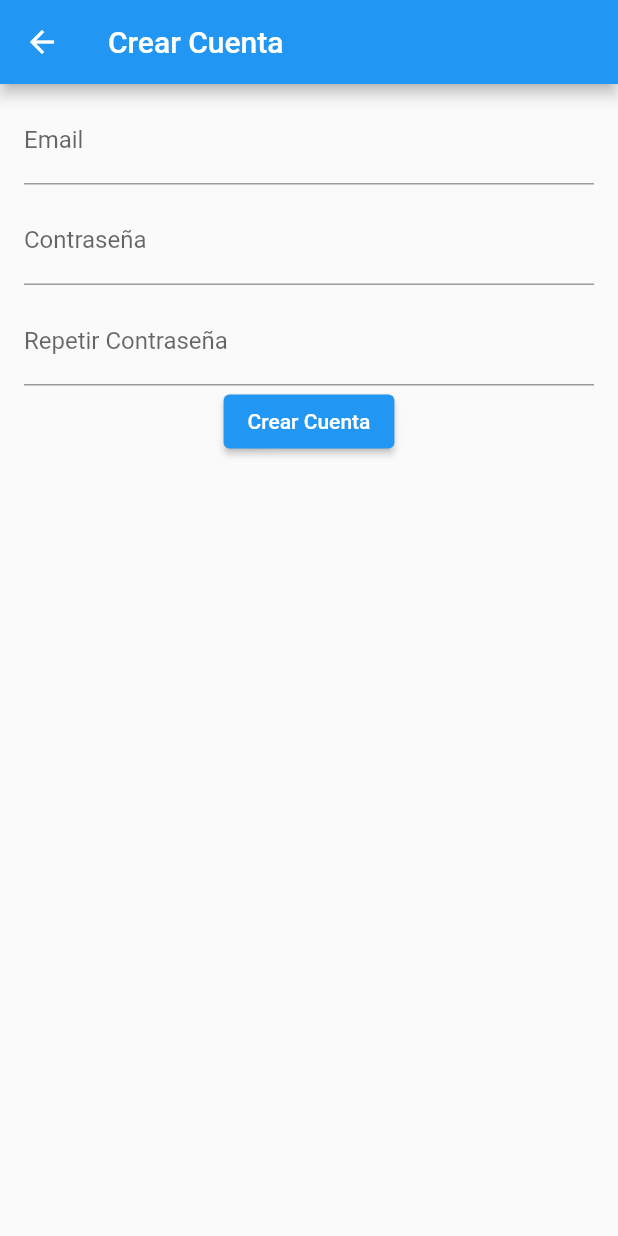
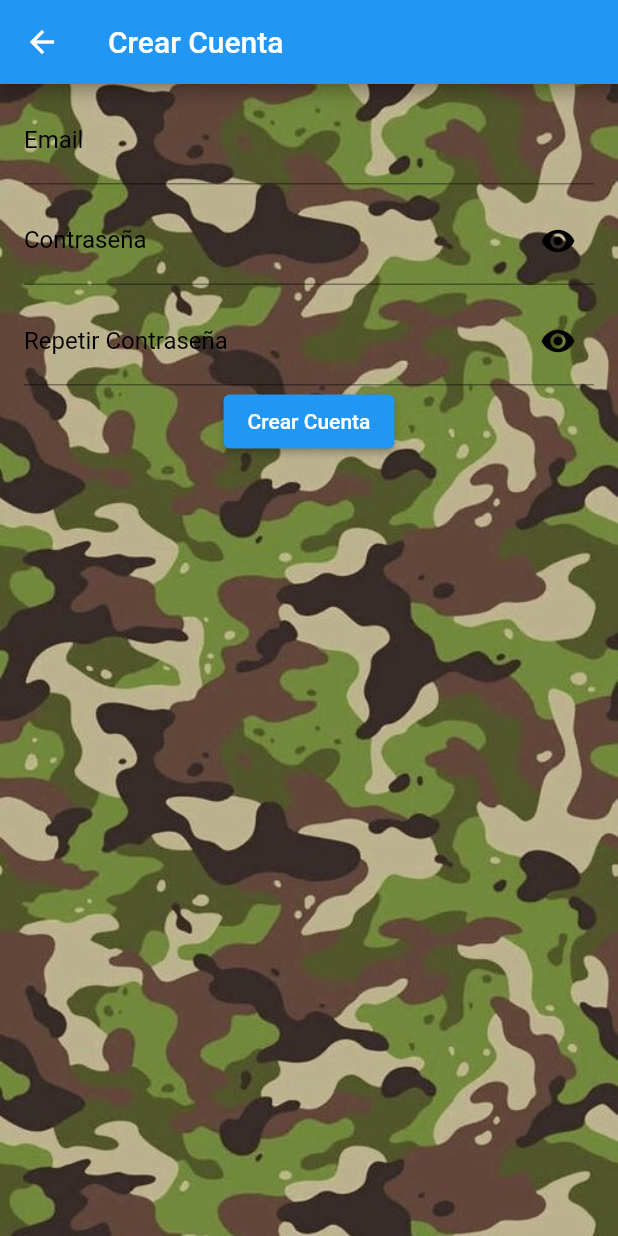
Before and after one commit to angelgoitia/flutter_simple, a Flutter app: the screen it shows after launch, after a tap on "Crear Cuenta", on a phone screen of 412 x 824 dp. Run offline on Flutter 3.47's test engine with Material 2 defaults, Android fonts, the phone set to English and light mode, and no system bars; our stand-ins replace avatar_glow, firebase_auth, firebase_core, flutter_speed_dial, get, google_sign_in and 5 more; missing offline and left inert: auto_size_text_pk, dialogflow_grpc, sound_stream; accounts and stored records are empty; project files that could hold a hidden picture were left out.

Commit message:
add visibility password add image in create and login email

```diff
--- a/lib/controller/authController.dart
+++ b/lib/controller/authController.dart
@@ -17,6 +17,7 @@ class AuthController extends GetxController {
   final FirebaseAuth _auth = FirebaseAuth.instance;
   final user = MyUser().obs;
   final stateAuth = false.obs;
+  final passwordVisible = true.obs, passwordVisibleCreate = true.obs, passwordVisibleCreateConfirm = true.obs ;
 
   GlobalController globalController = Get.put(GlobalController());
   DataTableController dataTableController = Get.put(DataTableController());
--- a/lib/views/intro_screnn_widget/loginPage.dart
+++ b/lib/views/intro_screnn_widget/loginPage.dart
@@ -36,7 +36,7 @@ class _LoginPageState extends State<LoginPage> {
               crossAxisAlignment: CrossAxisAlignment.center,
               children: <Widget>[
                 Image.asset(
-                  'assets/Logo.jpg',
+                  'assets/Logo.png',
                   width: 200,
                   height: 200,
                 ),
--- a/lib/views/intro_screnn_widget/widget_login/email_create_screen.dart
+++ b/lib/views/intro_screnn_widget/widget_login/email_create_screen.dart
@@ -33,7 +33,17 @@ class _EmailCreateState extends State<EmailCreate> {
 
     return Scaffold(
       appBar: AppBar(title: Text('Crear Cuenta')),
-      body: Form(
+      body: Container(
+        width: double.infinity,
+        height: double.infinity,
+        alignment: Alignment.center,
+        decoration: BoxDecoration(
+          image: DecorationImage(
+            image: AssetImage("assets/Fondo_Militar.jpg"),
+            fit: BoxFit.cover,
+          ),
+        ),
+        child: Form(
           key: _formKey,
           child: Padding(
             padding: EdgeInsets.symmetric(horizontal: 16),
@@ -43,20 +53,77 @@ class _EmailCreateState extends State<EmailCreate> {
                 SizedBox(height: 8),
                 TextFormField(
                   controller: _emailController,
-                decoration: InputDecoration(labelText: 'Email'),
+                  decoration: InputDecoration(
+                    labelText: 'Email',
+                    labelStyle: TextStyle(
+                      color: Colors.black,
+                    ),
+                    focusedBorder: UnderlineInputBorder(
+                      borderSide: BorderSide(color: Colors.black),
+                    ),
+                  ),
+                  cursorColor: Colors.black,
                   validator: emailValidator,
                 ),
                 SizedBox(height: 8),
-              TextFormField(
+                Obx(
+                  () => new TextFormField(
                     controller: _passwordController,
-                decoration: InputDecoration(labelText: 'Contraseña'),
+                    maxLines: 1,
+                    autofocus: false,
+                    keyboardType: TextInputType.text,
+                    obscureText: authController.passwordVisibleCreate.value,
+                    decoration: new InputDecoration(
+                      labelText: "Contraseña",
+                      labelStyle: TextStyle(
+                        color: Colors.black,
+                      ),
+                      suffixIcon: IconButton(
+                        icon: Icon(
+                          authController.passwordVisibleCreate.value
+                          ? Icons.visibility
+                          : Icons.visibility_off,
+                          color: Colors.black,
+                          ),
+                        onPressed: () =>authController.passwordVisibleCreate.value = !authController.passwordVisibleCreate.value,
+                      ),
+                      focusedBorder: UnderlineInputBorder(
+                        borderSide: BorderSide(color: Colors.black),
+                      ),
+                    ),
+                    cursorColor: Colors.black,
                     validator: passwordValidator,
                   ),
+                ),
                 SizedBox(height: 8),
-              TextFormField(
+                Obx(
+                  () => new TextFormField(
                     controller: _repeatPasswordController,
-                decoration: InputDecoration(labelText: 'Repetir Contraseña'),
+                    maxLines: 1,
+                    autofocus: false,
+                    keyboardType: TextInputType.text,
+                    obscureText: authController.passwordVisibleCreateConfirm.value,
+                    decoration: new InputDecoration(
+                      labelText: "Repetir Contraseña",
+                      labelStyle: TextStyle(
+                        color: Colors.black,
+                      ),
+                      suffixIcon: IconButton(
+                        icon: Icon(
+                          authController.passwordVisibleCreateConfirm.value
+                          ? Icons.visibility
+                          : Icons.visibility_off,
+                          color: Colors.black,
+                          ),
+                        onPressed: () =>authController.passwordVisibleCreateConfirm.value = !authController.passwordVisibleCreateConfirm.value,
+                      ),
+                      focusedBorder: UnderlineInputBorder(
+                        borderSide: BorderSide(color: Colors.black),
+                      ),
+                    ),
+                    cursorColor: Colors.black,
                     validator: passwordValidator,
+                  ),
                 ),
                 Center(
                   child: ElevatedButton(
@@ -74,6 +141,7 @@ class _EmailCreateState extends State<EmailCreate> {
               ],
             ),
           ),
+        )
       ),
     );
   }
```
Also changed, not shown: lib/views/intro_screnn_widget/widget_login/email_signin_screen.dart (+51 -7 lines). Lines whose indentation alone changed are shown as unchanged.
